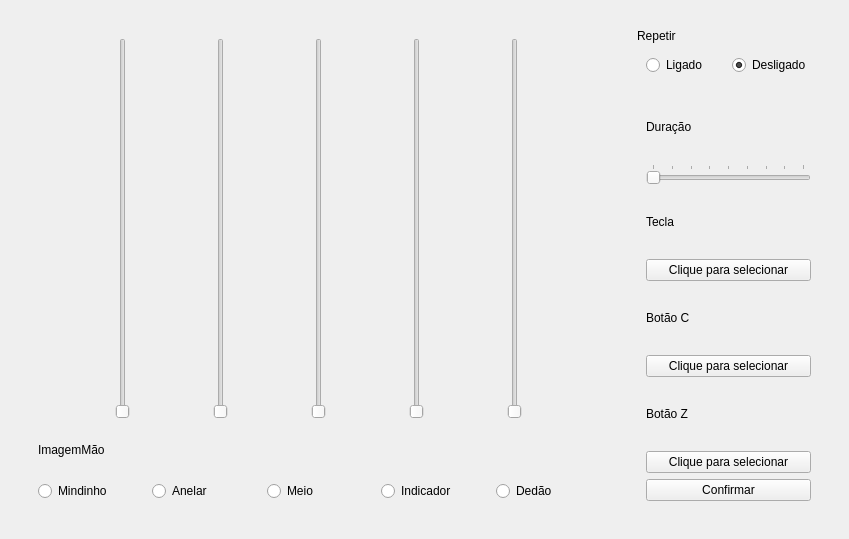
First picture: the form in ui/ui_files/config_widget.ui, repository JPCassimiro/JHMR, before the edit.
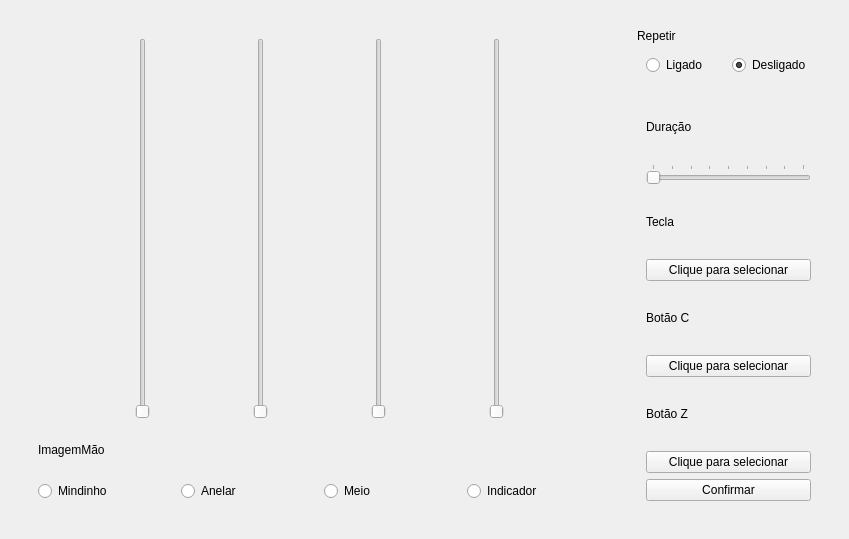
Second picture: the form after the edit.

The edit to the form file:
```diff
--- a/ui/ui_files/config_widget.ui
+++ b/ui/ui_files/config_widget.ui
@@ -69,16 +69,6 @@
               </property>
              </widget>
             </item>
-            <item>
-             <widget class="QSlider" name="verticalSliderThumb">
-              <property name="maximum">
-               <number>200</number>
-              </property>
-              <property name="orientation">
-               <enum>Qt::Orientation::Vertical</enum>
-              </property>
-             </widget>
-            </item>
            </layout>
           </widget>
          </item>
@@ -138,16 +128,6 @@
               </attribute>
              </widget>
             </item>
-            <item>
-             <widget class="QRadioButton" name="radioButtonThumb">
-              <property name="text">
-               <string>Dedão</string>
-              </property>
-              <attribute name="buttonGroup">
-               <string notr="true">fingerButtonGroup</string>
-              </attribute>
-             </widget>
-            </item>
            </layout>
           </widget>
          </item>
```
